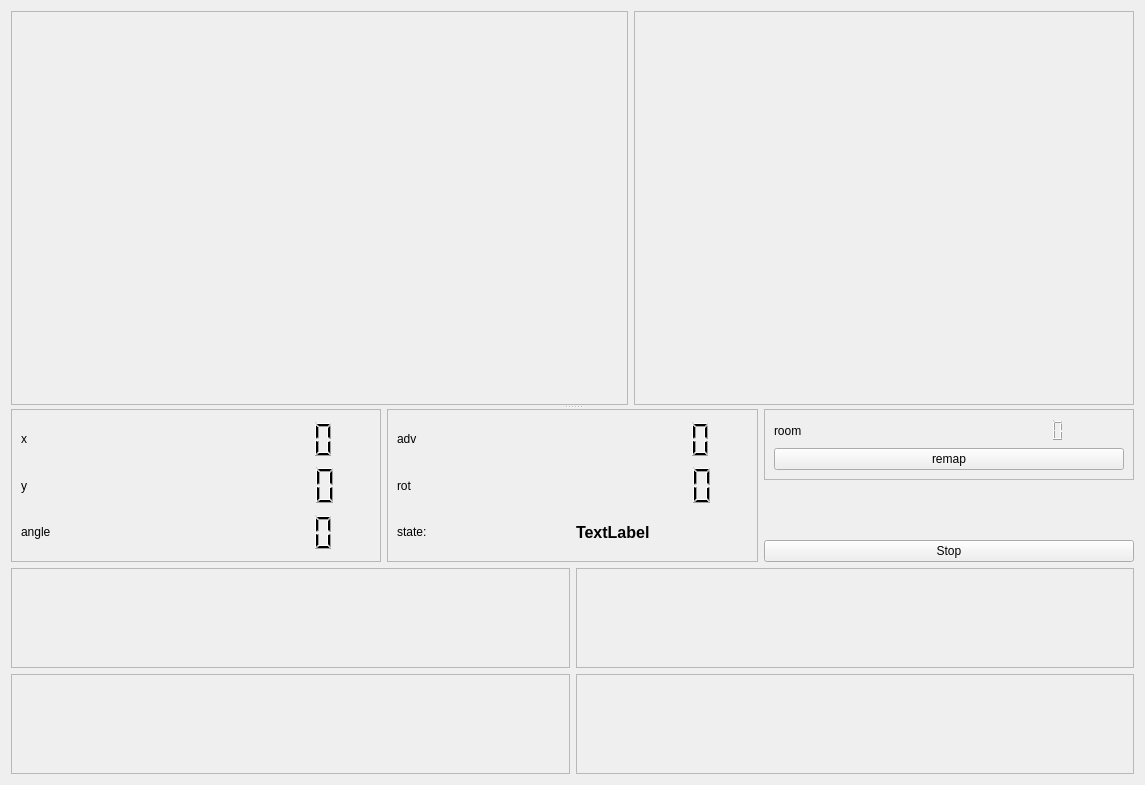
This is components/room_detector_pytorch_cpp/src/mainUI.ui in robocomp/robocomp-shadow as Qt 5 draws it before an edit. The edited form follows.
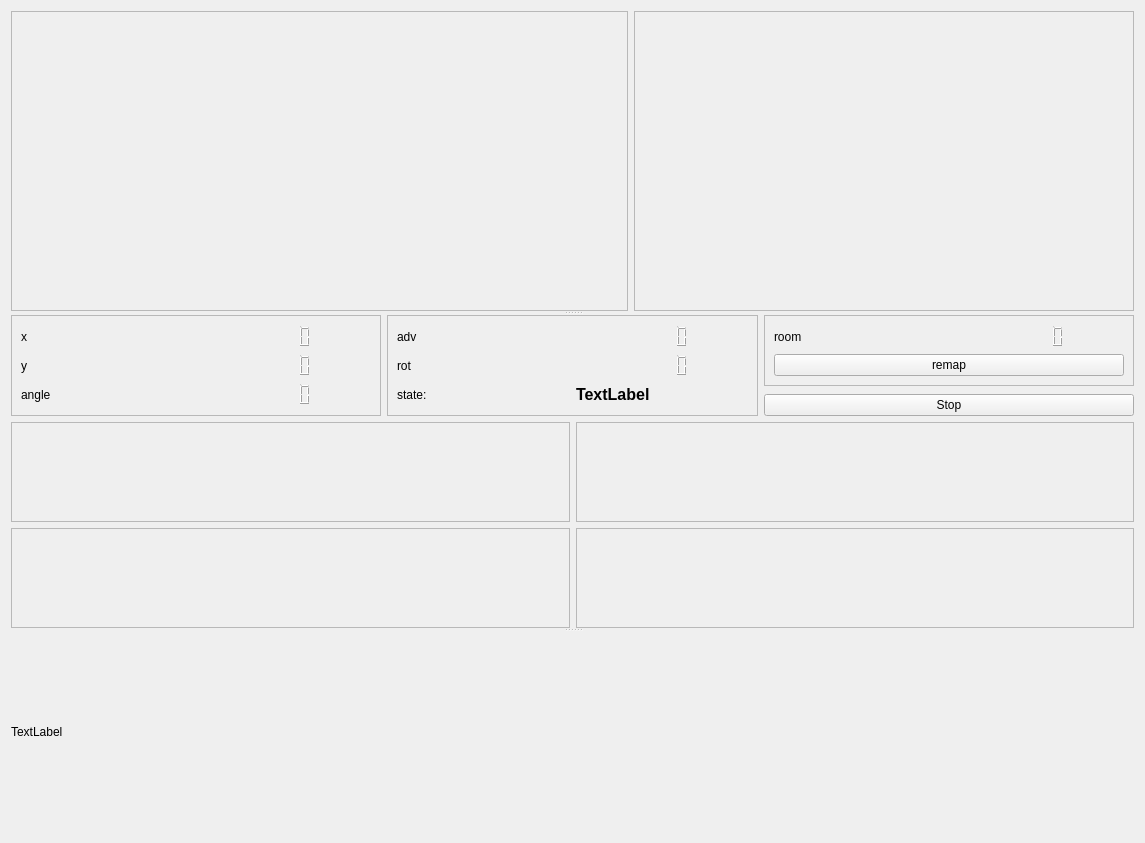
This is the edited form.

The edit to the form file:
```diff
--- a/components/room_detector_pytorch_cpp/src/mainUI.ui
+++ b/components/room_detector_pytorch_cpp/src/mainUI.ui
@@ -7,14 +7,25 @@
     <x>0</x>
     <y>0</y>
     <width>1145</width>
-    <height>785</height>
+    <height>768</height>
    </rect>
   </property>
+  <property name="minimumSize">
+   <size>
+    <width>0</width>
+    <height>0</height>
+   </size>
+  </property>
   <property name="windowTitle">
    <string>Localiser</string>
   </property>
   <layout class="QVBoxLayout" name="verticalLayout_10">
    <item>
+    <widget class="QSplitter" name="splitter_2">
+     <property name="orientation">
+      <enum>Qt::Vertical</enum>
+     </property>
+     <widget class="QWidget" name="">
     <layout class="QVBoxLayout" name="verticalLayout_9">
      <item>
       <widget class="QSplitter" name="splitter">
@@ -384,6 +395,19 @@
       </layout>
      </item>
     </layout>
+     </widget>
+     <widget class="QLabel" name="label_img">
+      <property name="minimumSize">
+       <size>
+        <width>0</width>
+        <height>200</height>
+       </size>
+      </property>
+      <property name="text">
+       <string>TextLabel</string>
+      </property>
+     </widget>
+    </widget>
    </item>
   </layout>
  </widget>
```
Lines whose indentation alone changed are shown as unchanged.
